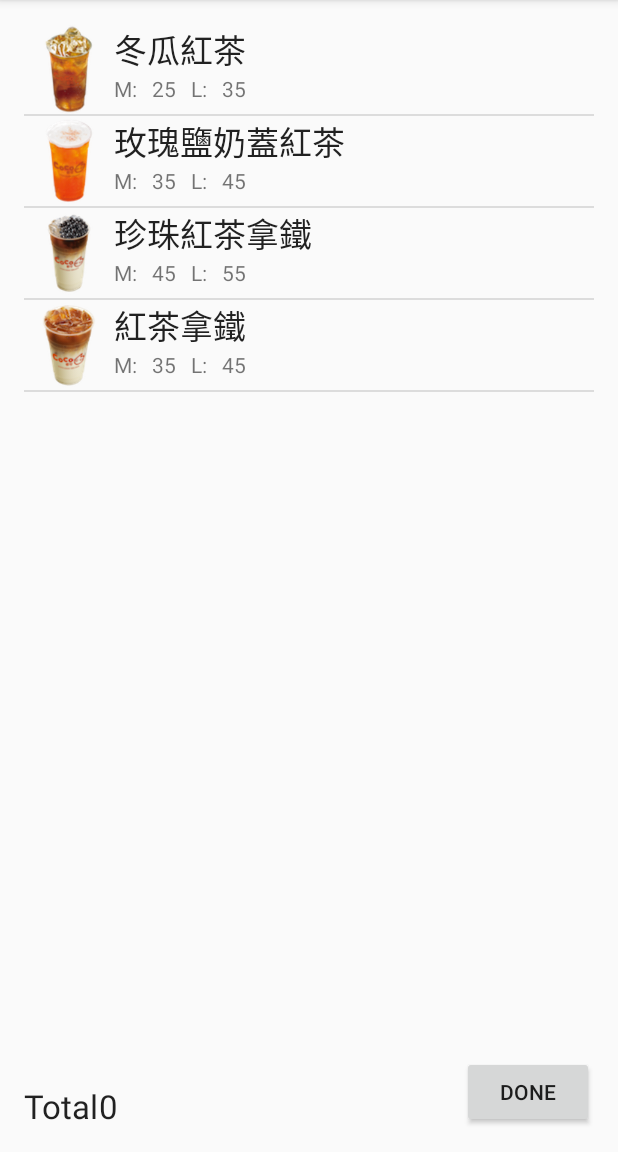
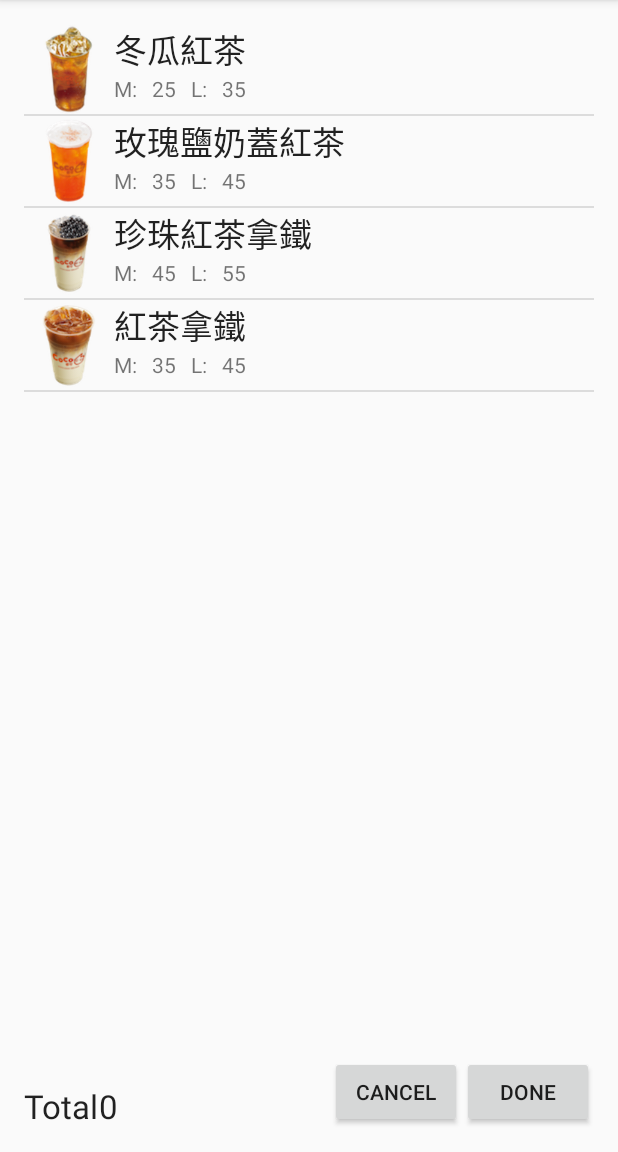
Before and after one commit to shaun316229/android-class-272, an Android app: the DrinkMenuActivity screen opened directly, with no data from a screen before it, on a phone screen of 412 x 824 dp, the part 84-1236 px from its top. Run offline under Robolectric (Android 15) with nearby library versions, the phone set to English and light mode, and no system bars.

Commit message:
add DrinkOrderDialog to DrinkMenuActivity

```diff
--- a/SimpleUI/app/build.gradle
+++ b/SimpleUI/app/build.gradle
@@ -23,4 +23,5 @@ dependencies {
     compile fileTree(dir: 'libs', include: ['*.jar'])
     testCompile 'junit:junit:4.12'
     compile 'com.android.support:appcompat-v7:23.3.0'
+    compile 'com.android.support:support-v4:23.3.0'
 }
--- a/SimpleUI/app/src/main/java/com/example/user/simpleui/MainActivity.java
+++ b/SimpleUI/app/src/main/java/com/example/user/simpleui/MainActivity.java
@@ -139,6 +139,10 @@ public class MainActivity extends AppCompatActivity {
                 String result = data.getStringExtra("result");
                 Toast.makeText(this,result,Toast.LENGTH_LONG).show();
             }
+            else
+            {
+                Toast.makeText(this,"Cancel Menu",Toast.LENGTH_LONG).show();
+            }
         }
     }
 
--- a/SimpleUI/app/src/main/res/layout/activity_drink_menu.xml
+++ b/SimpleUI/app/src/main/res/layout/activity_drink_menu.xml
@@ -7,7 +7,8 @@
     android:paddingLeft="@dimen/activity_horizontal_margin"
     android:paddingRight="@dimen/activity_horizontal_margin"
     android:paddingTop="@dimen/activity_vertical_margin"
-    tools:context="com.example.user.simpleui.DrinkMenuActivity">
+    tools:context="com.example.user.simpleui.DrinkMenuActivity"
+    android:id="@+id/root">
 
     <ListView
         android:layout_width="match_parent"
@@ -46,5 +47,16 @@
         android:layout_alignBottom="@+id/totaltextview"
         android:layout_alignParentRight="true"
         android:layout_alignParentEnd="true"
-        android:onClick="done" />
+        android:onClick="done"
+        android:layout_alignParentBottom="false" />
+
+    <Button
+        android:layout_width="wrap_content"
+        android:layout_height="wrap_content"
+        android:text="CANCEL"
+        android:id="@+id/button4"
+        android:layout_alignParentBottom="true"
+        android:layout_toLeftOf="@+id/button3"
+        android:layout_toStartOf="@+id/button3"
+        android:onClick="cancel" />
 </RelativeLayout>
--- a/SimpleUI/app/src/main/res/values/strings.xml
+++ b/SimpleUI/app/src/main/res/values/strings.xml
@@ -1,3 +1,6 @@
 <resources>
     <string name="app_name">SimpleUI</string>
+
+    <!-- TODO: Remove or change this placeholder text -->
+    <string name="hello_blank_fragment">Hello blank fragment</string>
 </resources>
```
Also changed, not shown: SimpleUI/app/src/main/java/com/example/user/simpleui/DrinkMenuActivity.java (+33 -3 lines), SimpleUI/app/src/main/java/com/example/user/simpleui/DrinkOrderDialog.java (added, +108 -0 lines), SimpleUI/app/src/main/res/layout/fragment_drink_order_dialog.xml (added, +13 -0 lines).
